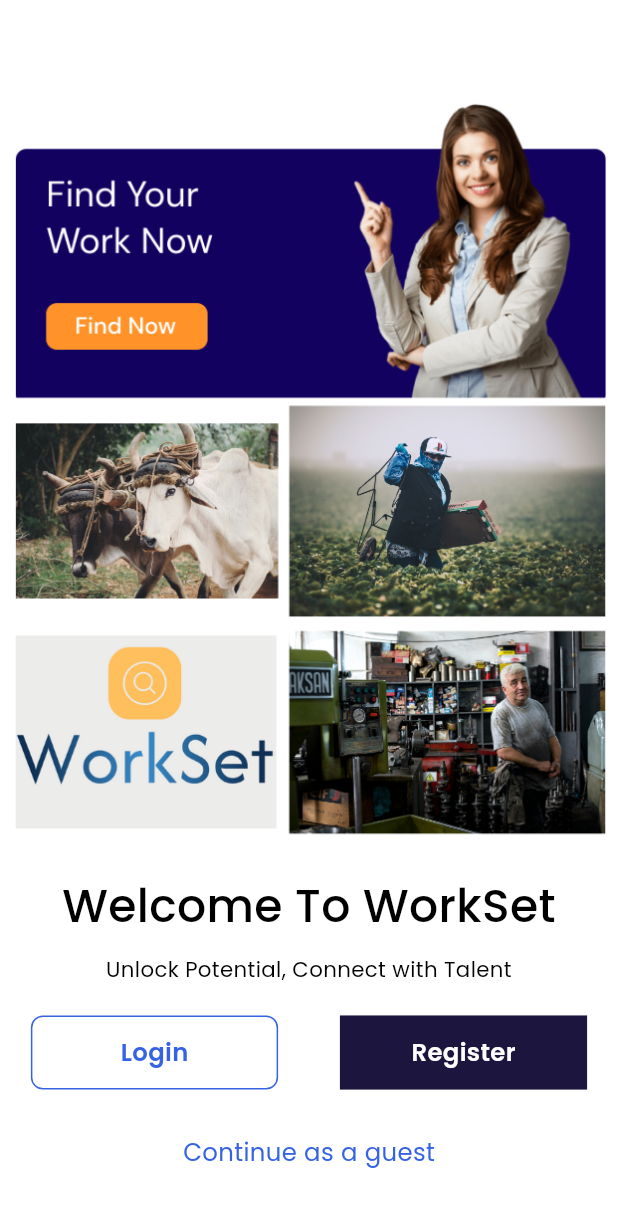
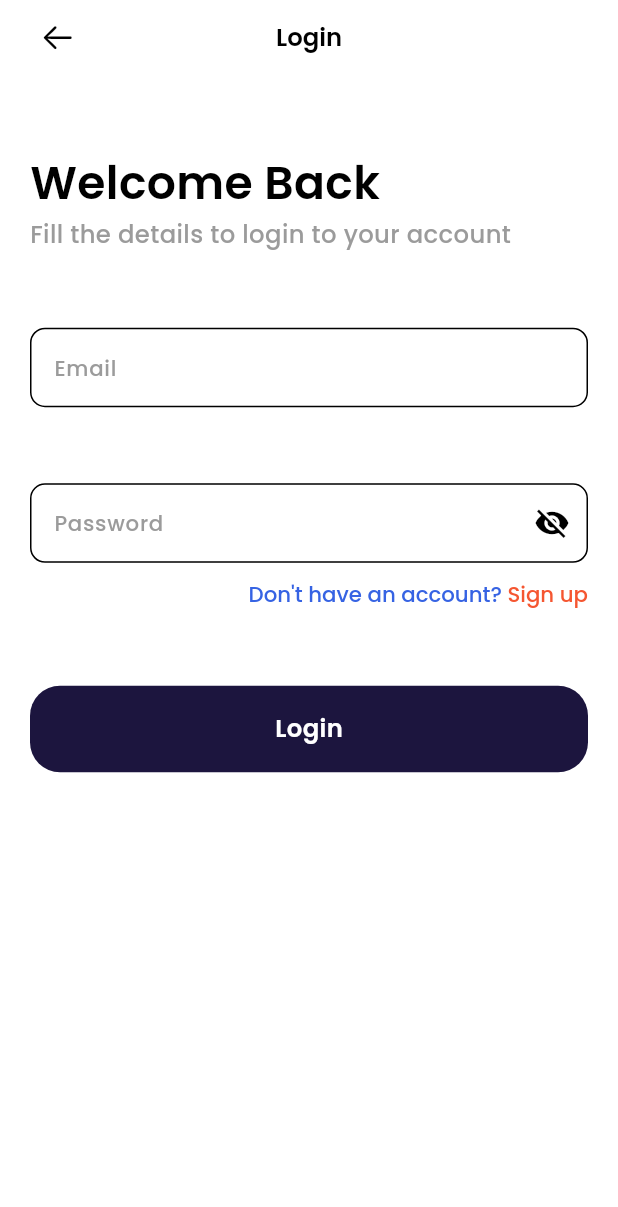
Before and after one commit to Kreetika8/CapstoneProject, a Flutter app: the PageThree screen opened directly, after a tap on "Login", on a phone screen of 412 x 824 dp. Shown: the top 1207 px of the screen. Run offline on Flutter 3.47's test engine with Material 3 defaults, Android fonts, the light colour scheme and no system bars; our stand-ins replace flutter_screenutil, get, google_fonts, shared_preferences, smooth_page_indicator; accounts and stored records are empty.

Commit message:
2nd commit

```diff
--- a/lib/controllers/login_provider.dart
+++ b/lib/controllers/login_provider.dart
@@ -0,0 +1,12 @@
+import 'package:flutter/material.dart';
+
+
+class LoginNotifier extends ChangeNotifier {
+  bool _obscureText = true;
+  bool get obscureText => _obscureText;
+
+  void togglePasswordVisibility() {
+    _obscureText = !_obscureText;
+    notifyListeners();
+  }
+}
--- a/lib/main.dart
+++ b/lib/main.dart
@@ -15,9 +15,9 @@ void main() async {
     MultiProvider(
       providers: [
         ChangeNotifierProvider(create: (context) => OnBoardNotifier()),
-        // ChangeNotifierProvider(create: (context) => LoginNotifier()),
+        ChangeNotifierProvider(create: (context) => LoginNotifier()),
         // ChangeNotifierProvider(create: (context) => ZoomNotifier()),
-        // ChangeNotifierProvider(create: (context) => SignUpNotifier()),
+        ChangeNotifierProvider(create: (context) => SignUpNotifier()),
         ChangeNotifierProvider(create: (context) => JobsNotifier()),
         // ChangeNotifierProvider(create: (context) => BookMarkNotifier()),
         // ChangeNotifierProvider(create: (context) => ImageUploader()),
--- /dev/null
+++ b/lib/views/common/app_bar.dart
@@ -0,0 +1,29 @@
+import 'package:classico/constants/app_constants.dart';
+import 'package:classico/views/common/app_style.dart';
+import 'package:classico/views/common/reusable_text.dart';
+import 'package:flutter/material.dart';
+import 'package:flutter_screenutil/flutter_screenutil.dart';
+
+class CustomAppBar extends StatelessWidget {
+  const CustomAppBar({super.key, this.text, required this.child, this.actions});
+
+  final String? text;
+  final Widget child;
+  final List<Widget>? actions;
+
+  @override
+  Widget build(BuildContext context) {
+    return AppBar(
+      iconTheme: const IconThemeData(),
+      backgroundColor: Color(kLight.value),
+      elevation: 0,
+      automaticallyImplyLeading: false,
+      leadingWidth: 70.w,
+      leading: child,
+      actions: actions,
+      centerTitle: true,
+      title: ReusableText(
+          text: text??"", style: appstyle(16, Color(kDark.value), FontWeight.w600)),
+    );
+  }
+}
--- /dev/null
+++ b/lib/views/common/custom_btn.dart
@@ -0,0 +1,43 @@
+import 'package:classico/constants/app_constants.dart';
+import 'package:classico/views/common/app_style.dart';
+import 'package:classico/views/common/reusable_text.dart';
+import 'package:flutter/material.dart';
+import 'package:get/get.dart';
+
+class CustomButton extends StatelessWidget {
+  const CustomButton({
+    super.key,
+    required this.text,
+    this.color,
+    this.OnTap,
+  });
+
+  final String text;
+  final Color? color;
+  final void Function()? OnTap;
+
+  @override
+  Widget build(BuildContext context) {
+    return GestureDetector(
+      onTap: OnTap,
+      child: Container(
+        width: double.infinity, // Full width of the parent
+        height: MediaQuery.of(context).size.height * 0.070,
+        decoration: BoxDecoration(
+          color: Color(kDarkBlue.value),
+          borderRadius: BorderRadius.circular(20), // Makes the border circular
+        ),
+        child: Center(
+          child: ReusableText(
+            text: text,
+            style: appstyle(
+              16,
+              color ?? Color(kLight.value),
+              FontWeight.w600,
+            ),
+          ),
+        ),
+      ),
+    );
+  }
+}
--- /dev/null
+++ b/lib/views/common/custom_textfield.dart
@@ -0,0 +1,65 @@
+import 'package:classico/constants/app_constants.dart';
+import 'package:classico/views/common/app_style.dart';
+import 'package:flutter/material.dart';
+
+class CustomTextfield extends StatelessWidget {
+  const CustomTextfield({
+    super.key,
+    required this.controller,
+    required this.hintText,
+    required this.keyboardType,
+    this.validator,
+    this.suffixIcon,
+    required this.obscureText,
+  });
+
+  final TextEditingController controller;
+  final String hintText;
+  final TextInputType keyboardType;
+  final String? Function(String?)? validator;
+  final Widget? suffixIcon;
+  final bool obscureText;
+
+  @override
+  Widget build(BuildContext context) {
+    return TextFormField(
+      keyboardType: keyboardType,
+      obscureText: obscureText,
+      decoration: InputDecoration(
+        hintText: hintText,
+        suffixIcon: suffixIcon,
+        hintStyle: appstyle(14, Color(kDarkGrey.value), FontWeight.w500),
+        errorBorder: OutlineInputBorder(
+          borderRadius: BorderRadius.circular(10),
+          borderSide: BorderSide(color: Colors.red, width: 0.5),
+        ),
+        focusedBorder: OutlineInputBorder(
+          borderRadius: BorderRadius.circular(10),
+          borderSide: BorderSide(color: Color(kDark.value), width: 1),
+        ),
+        focusedErrorBorder: OutlineInputBorder(
+          borderRadius: BorderRadius.circular(10),
+          borderSide: BorderSide(color: Colors.red, width: 0.5),
+        ),
+        disabledBorder: OutlineInputBorder(
+          borderRadius: BorderRadius.circular(10),
+          borderSide: BorderSide(color: Color(kDark.value), width: 1),
+        ),
+        enabledBorder: OutlineInputBorder(
+          borderRadius: BorderRadius.circular(10),
+          borderSide: BorderSide(color: Color(kDark.value), width: 1),
+        ),
+        border: OutlineInputBorder( // Set default border style
+          borderRadius: BorderRadius.circular(10),
+          borderSide: BorderSide(color: Color(kDark.value), width: 1),
+        ),
+        fillColor: Color(kLight.value), // Set background color here
+        filled: true, // Add this to make the background color visible
+      ),
+      controller: controller,
+      cursorHeight: 25,
+      style: appstyle(14, Color(kDark.value), FontWeight.w500),
+      validator: validator,
+    );
+  }
+}
--- /dev/null
+++ b/lib/views/ui/authent/login.dart
@@ -0,0 +1,144 @@
+import 'package:classico/constants/app_constants.dart';
+import 'package:classico/controllers/exports.dart';
+import 'package:classico/views/common/app_bar.dart';
+import 'package:classico/views/common/app_style.dart';
+import 'package:classico/views/common/custom_btn.dart';
+import 'package:classico/views/common/custom_textfield.dart';
+import 'package:classico/views/common/height_spacer.dart';
+import 'package:classico/views/common/reusable_text.dart';
+import 'package:classico/views/ui/authent/signup.dart';
+import 'package:flutter/cupertino.dart';
+import 'package:flutter/material.dart';
+import 'package:get/get.dart';
+import 'package:provider/provider.dart';
+
+class LoginPage extends StatefulWidget {
+  const LoginPage({super.key});
+
+  @override
+  State<LoginPage> createState() => _LoginPageState();
+}
+
+class _LoginPageState extends State<LoginPage> {
+  final TextEditingController email = TextEditingController();
+  final TextEditingController password = TextEditingController();
+
+  @override
+  void dispose() {
+    email.dispose();
+    password.dispose();
+    super.dispose();
+  }
+
+  @override
+  Widget build(BuildContext context) {
+    return Consumer<LoginNotifier>(
+      builder: (context, loginNotifier, child) {
+        return Scaffold(
+            appBar: PreferredSize(
+              preferredSize: Size.fromHeight(50),
+              child: CustomAppBar(
+                text: "Login",
+                child: GestureDetector(
+                  onTap: () {
+                    Get.back();
+                  },
+                  child: const Icon(CupertinoIcons.arrow_left),
+                ),
+              ),
+            ),
+            body: Padding(
+              padding: const EdgeInsets.symmetric(horizontal: 20),
+              child: ListView(
+                padding: EdgeInsets.zero,
+                children: [
+                  HeightSpacer(size: 50),
+                  ReusableText(
+                    text: "Welcome Back",
+                    style: appstyle(30, Color(kDark.value), FontWeight.w600),
+                  ),
+                  ReusableText(
+                    text: "Fill the details to login to your account",
+                    style:
+                        appstyle(16, Color(kDarkGrey.value), FontWeight.w500),
+                  ),
+                  HeightSpacer(size: 50),
+                  CustomTextfield(
+                    controller: email,
+                    keyboardType: TextInputType.emailAddress,
+                    hintText: "Email",
+                    obscureText: false,
+                    validator: (email) {
+                      if (email!.isEmpty || !email.contains("@")) {
+                        return "Please enter a valid email";
+                      } else {
+                        return null;
+                      }
+                    },
+                  ),
+                  HeightSpacer(size: 50),
+                  CustomTextfield(
+                    controller: password,
+                    keyboardType: TextInputType.text,
+                    hintText: "Password",
+                    obscureText:
+                        loginNotifier.obscureText, // Corrected spelling
+                    validator: (value) {
+                      if (value!.isEmpty || value.length < 7) {
+                        return "Please enter a valid password";
+                      } else {
+                        return null;
+                      }
+                    },
+                    suffixIcon: GestureDetector(
+                      onTap: () {
+                        loginNotifier
+                            .togglePasswordVisibility(); // Updated with notifier method
+                      },
+                      child: Icon(
+                        loginNotifier.obscureText
+                            ? Icons.visibility_off
+                            : Icons.visibility,
+                        color: Color(kDark.value),
+                      ),
+                    ),
+                  ),
+                  HeightSpacer(size: 10),
+                  Align(
+                    alignment: Alignment.centerRight,
+                    child: GestureDetector(
+                      onTap: () {
+                        Get.to(() => const RegistrationPage());
+                      },
+                      child: RichText(
+                        text: TextSpan(
+                          children: [
+                            TextSpan(
+                              text: "Don't have an account? ",
+                              style: appstyle(
+                                  14, Color(kLightBlue.value), FontWeight.w500),
+                            ),
+                            TextSpan(
+                              text: "Sign up",
+                              style: appstyle(
+                                  14, Color(kOrange.value), FontWeight.w500),
+                            ),
+                          ],
+                        ),
+                      ),
+                    ),
+                  ),
+                  HeightSpacer(size: 50),
+                  CustomButton(
+                    OnTap: () {
+
+                    },
+                    text: "Login",
+                  )
+                ],
+              ),
+            ));
+      },
+    );
+  }
+}
--- a/lib/views/ui/onboarding/widgets/page_three.dart
+++ b/lib/views/ui/onboarding/widgets/page_three.dart
@@ -2,12 +2,16 @@ import 'package:classico/constants/app_constants.dart';
 import 'package:classico/views/common/app_style.dart';
 import 'package:classico/views/common/custom_outline_btn.dart';
 import 'package:classico/views/common/reusable_text.dart';
+import 'package:classico/views/ui/authent/login.dart';
+import 'package:classico/views/ui/authent/signup.dart';
 import 'package:flutter/material.dart';
 import 'package:classico/views/common/height_spacer.dart';
 import 'package:flutter_screenutil/flutter_screenutil.dart';
+import 'package:get/get.dart';
+import 'package:shared_preferences/shared_preferences.dart';
 
 class PageThree extends StatelessWidget {
-  const PageThree({super.key});
+  const PageThree({Key? key}) : super(key: key); // Close the key parameter
 
   @override
   Widget build(BuildContext context) {
@@ -23,7 +27,8 @@ class PageThree extends StatelessWidget {
         child: Column(
           children: [
             const HeightSpacer(size: 65),
-            Image.asset("assets/images/PageThree.png"), // Ensure this asset path is correct
+            Image.asset(
+                "assets/images/PageThree.png"), // Ensure this asset path is correct
             const HeightSpacer(size: 20),
             Column(
               mainAxisAlignment: MainAxisAlignment.center,
@@ -35,7 +40,8 @@ class PageThree extends StatelessWidget {
                 ),
                 const HeightSpacer(size: 10),
                 Padding(
-                  padding: EdgeInsets.symmetric(horizontal: 20.w), // Adjust padding to your liking
+                  padding: EdgeInsets.symmetric(
+                      horizontal: 20.w), // Adjust padding to your liking
                   child: Text(
                     "Unlock Potential, Connect with Talent",
                     textAlign: TextAlign.center,
@@ -44,39 +50,46 @@ class PageThree extends StatelessWidget {
                 ),
                 const HeightSpacer(size: 20),
                 Row(
-
-                  mainAxisAlignment: MainAxisAlignment.spaceAround, // Center the button
+                  mainAxisAlignment:
+                      MainAxisAlignment.spaceAround, // Center the button
                   children: [
                     CustomOutlineBtn(
-                      onTap: () {},
+                      onTap: () async {
+                        final SharedPreferences prefs =
+                            await SharedPreferences.getInstance();
+                        await prefs.setBool('entrypoint', true);
+                        await Get.to(() => const LoginPage());
+                      },
                       text: "Login",
                       width: width * 0.4,
                       height: height * 0.06,
                       color: Color(kLightBlue.value),
                       color2: Colors.transparent, // Ensure `color2` is defined
                     ),
-
                     GestureDetector(
-                      onTap: null,
+                      onTap: () {
+                        Get.to(() => const RegistrationPage());
+                      },
                       child: Container(
                         width: width * 0.4,
                         height: height * 0.06,
                         color: Color(kDarkBlue.value),
                         child: Center(
-                          child: ReusableText(text: "Register",
-                          style: appstyle(16, Color(kLight.value), FontWeight.w600),),
+                          child: ReusableText(
+                            text: "Register",
+                            style: appstyle(
+                                16, Color(kLight.value), FontWeight.w600),
+                          ),
                         ),
-
                       ),
                     )
-
                   ],
                 ),
-
-
                 const HeightSpacer(size: 30),
-                ReusableText(text: "Continue as a guest",
-                 style: appstyle(16, Color(kLightBlue.value), FontWeight.w400))
+                ReusableText(
+                    text: "Continue as a guest",
+                    style:
+                        appstyle(16, Color(kLightBlue.value), FontWeight.w400))
               ],
             ),
           ],
```
Also changed, not shown: lib/controllers/signup_provider.dart (+27 -0 lines), lib/controllers/zoom_provider.dart (+11 -0 lines), lib/views/common/drawer/drawerScreen.dart (added, +22 -0 lines), lib/views/ui/authent/signup.dart (added, +191 -0 lines).
